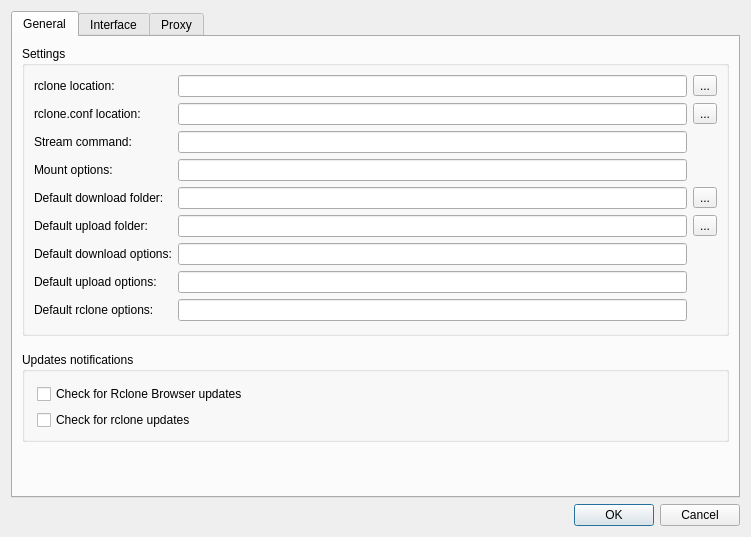
The window that src/preferences_dialog.ui (krispykiq/RcloneBrowser-1) describes before a commit, drawn with Qt 5.
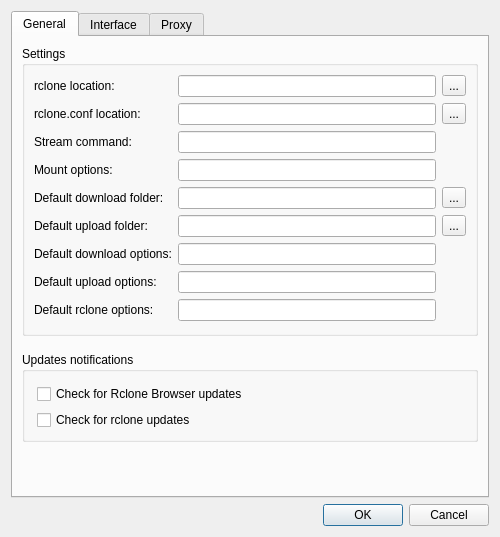
The same window after the commit.

Commit message: change default and window size

What changed in the file:
```diff
--- a/src/preferences_dialog.ui
+++ b/src/preferences_dialog.ui
@@ -6,7 +6,7 @@
    <rect>
     <x>0</x>
     <y>0</y>
-    <width>751</width>
+    <width>500</width>
     <height>537</height>
    </rect>
   </property>
```
The commit also changes 2 other files.
